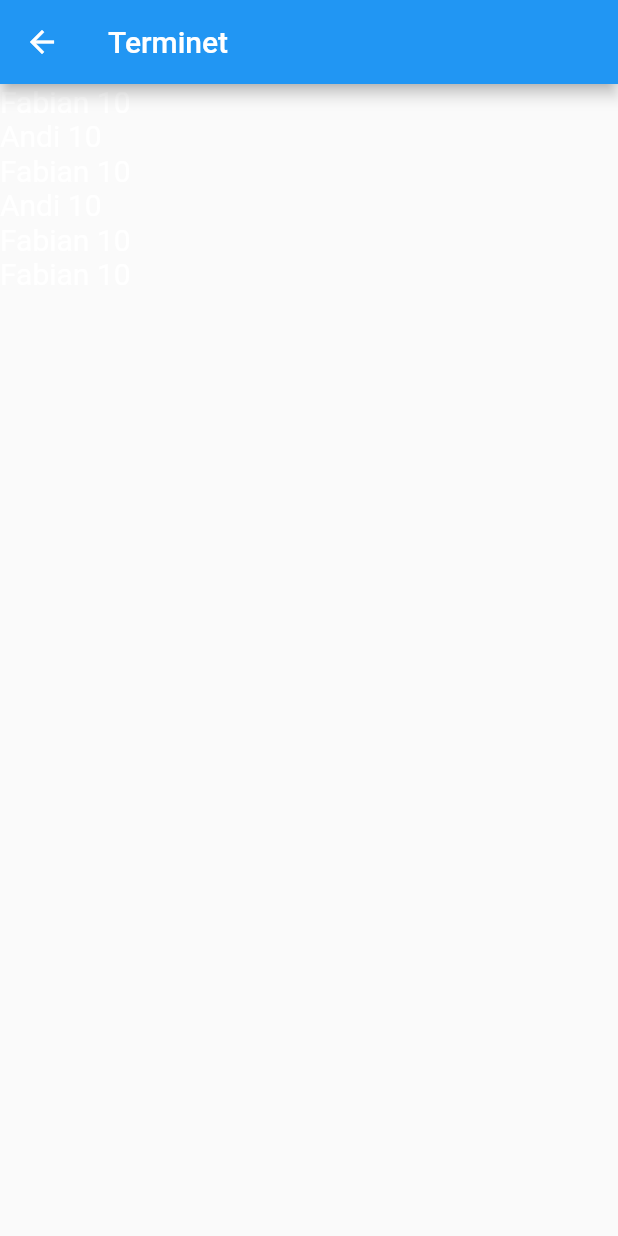
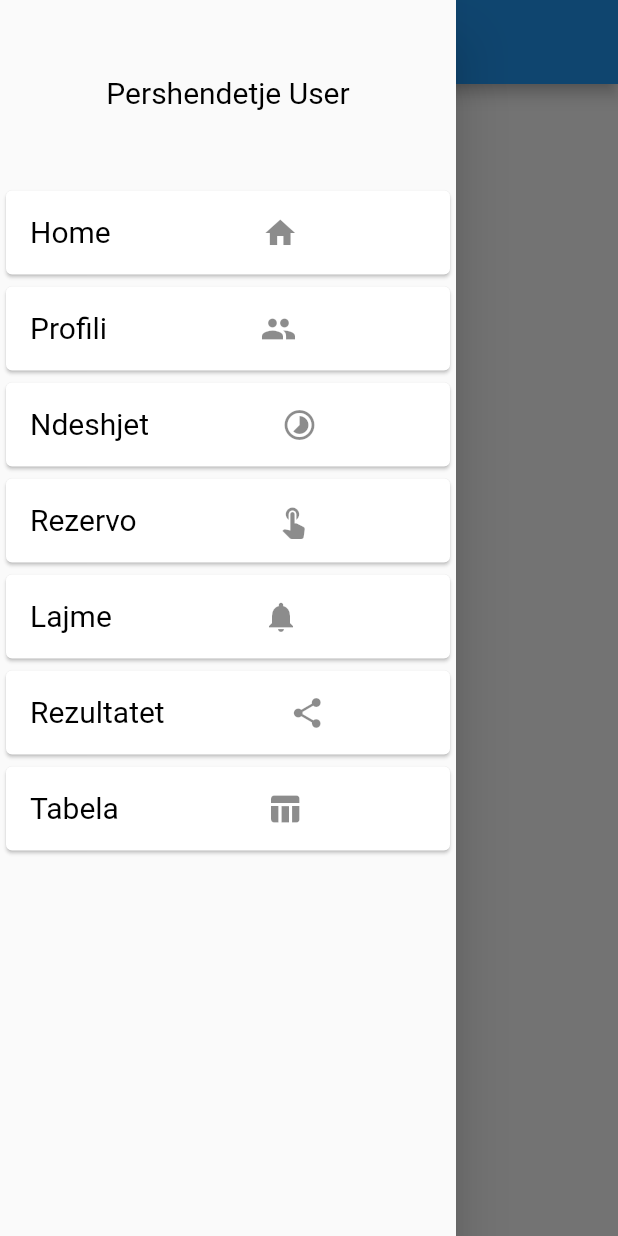
Before and after one commit to fabianberisha/qendra_sportive_shllaku, a Flutter app: the TerminetScreen screen opened by its route, with the side drawer open (before the commit the screen has no drawer), on a phone screen of 412 x 824 dp. Run offline on Flutter 3.47's test engine with Material 2 defaults, Android fonts, the phone set to English and light mode, and no system bars.

Commit message:
Categories, provider and drawer added!

```diff
--- a/lib/data/termin_data.dart
+++ /dev/null
@@ -1,68 +0,0 @@
-import '../models/termin.dart';
-import '../models/categories.dart';
-
-const TERMINET = const [
-  Termin(
-    nameOfThePerson: 'Fabian',
-    hour: 10,
-    date: 11.11,
-  ),
-  Termin(
-    nameOfThePerson: 'Andi',
-    hour: 10,
-    date: 11.11,
-  ),
-  Termin(
-    nameOfThePerson: 'Fabian',
-    hour: 10,
-    date: 11.11,
-  ),
-  Termin(
-    nameOfThePerson: 'Andi',
-    hour: 10,
-    date: 11.11,
-  ),
-  Termin(
-    nameOfThePerson: 'Fabian',
-    hour: 10,
-    date: 11.11,
-  ),
-  Termin(
-    nameOfThePerson: 'Fabian',
-    hour: 10,
-    date: 11.11,
-  ),
-];
-
-const categories = const [
-  Category(
-    id: 'c1',
-    name: 'Profili',
-    route: '/profili_screen'
-  ),
-  Category(
-    id: 'c2',
-    name: 'Terminet',
-    route: '/terminet_screen'
-  ),
-  Category(
-    id: 'c3',
-    name: 'Rezervo',
-    route: '/rezervo_screen'
-  ),
-  Category(
-    id: 'c4',
-    name: 'Lajme',
-    route: '/lajme_screen'
-  ),
-  Category(
-    id: 'c5',
-    name: 'Rezultatet',
-    route: '/rezultatet_screen'
-  ),
-  Category(
-    id: 'c6',
-    name: 'Tabela',
-    route: '/tabela_screen'
-  ),
-];
--- /dev/null
+++ b/lib/providers/categories.dart
@@ -0,0 +1,61 @@
+import 'package:flutter/foundation.dart';
+import 'package:flutter/material.dart';
+
+class Category {
+  final String id;
+  final String name;
+  final String route;
+  final IconData icon;
+
+  Category({
+    @required this.id,
+    @required this.name,
+    @required this.route,
+    @required this.icon,
+  });
+}
+
+final categories = [
+  Category(
+    id: 'c0',
+    name: 'Home',
+    route: '/',
+    icon: Icons.home,
+  ),
+  Category(
+    id: 'c1',
+    name: 'Profili',
+    route: '/profili_screen',
+    icon: Icons.people,
+  ),
+  Category(
+    id: 'c2',
+    name: 'Ndeshjet',
+    route: '/ndeshjet_screen',
+    icon: Icons.timelapse,
+  ),
+  Category(
+    id: 'c3',
+    name: 'Rezervo',
+    route: '/rezervo_screen',
+    icon: Icons.touch_app,
+  ),
+  Category(
+    id: 'c4',
+    name: 'Lajme',
+    route: '/lajme_screen',
+    icon: Icons.notifications,
+  ),
+  Category(
+    id: 'c5',
+    name: 'Rezultatet',
+    route: '/rezultatet_screen',
+    icon: Icons.share,
+  ),
+  Category(
+    id: 'c6',
+    name: 'Tabela',
+    route: '/tabela_screen',
+    icon: Icons.table_chart,
+  ),
+];
--- /dev/null
+++ b/lib/providers/ndeshjet.dart
@@ -0,0 +1,63 @@
+import 'package:flutter/foundation.dart';
+import 'package:flutter/material.dart';
+
+enum Perfundon { Humbje, Barazim, Fitore }
+
+class Ndeshja {
+  final int id;
+  final String user;
+  final TimeOfDay hour;
+  final DateTime date;
+  Perfundon perfundon;
+  String rezultati;
+
+  Ndeshja({
+    @required this.user,
+    @required this.hour,
+    @required this.date,
+    @required this.id,
+    this.perfundon = Perfundon.Humbje,
+    this.rezultati,
+  });
+}
+
+class NdeshjetItem with ChangeNotifier {
+  final ndeshjet = [
+    Ndeshja(
+      id: 1,
+      user: 'Fabian',
+      hour: TimeOfDay.now(),
+      date: DateTime.now(),
+    ),
+    Ndeshja(
+      id: 2,
+      user: 'Andi',
+      hour: TimeOfDay.now(),
+      date: DateTime.now(),
+    ),
+    Ndeshja(
+      id: 3,
+      user: 'Fabian',
+      hour: TimeOfDay.now(),
+      date: DateTime.now(),
+    ),
+    Ndeshja(
+      id: 4,
+      user: 'Andi',
+      hour: TimeOfDay.now(),
+      date: DateTime.now(),
+    ),
+    Ndeshja(
+      id: 5,
+      user: 'Fabian',
+      hour: TimeOfDay.now(),
+      date: DateTime.now(),
+    ),
+    Ndeshja(
+      id: 6,
+      user: 'Fabian',
+      hour: TimeOfDay.now(),
+      date: DateTime.now(),
+    ),
+  ];
+}
--- /dev/null
+++ b/lib/screen/home_screen.dart
@@ -0,0 +1,22 @@
+import 'package:flutter/material.dart';
+import 'package:provider/provider.dart';
+import '../providers/ndeshjet.dart';
+import '../widgets/app_drawer.dart';
+
+class HomeScreen extends StatelessWidget {
+  @override
+  Widget build(BuildContext context) {
+    final ndeshjet = Provider.of<NdeshjetItem>(context);
+    return Scaffold(
+      appBar: AppBar(
+        title: Text('Q.S.Shllaku'),
+      ),
+      drawer: AppDrawer(),
+      body: Column(
+        children: ndeshjet.ndeshjet.map((ndeshja){
+          return Text(ndeshja.user);
+        }).toList(),
+      ),
+    );
+  }
+}
--- a/lib/screen/profili_screen.dart
+++ b/lib/screen/profili_screen.dart
@@ -1,4 +1,5 @@
 import 'package:flutter/material.dart';
+import '../widgets/app_drawer.dart';
 
 class ProfiliScreen extends StatelessWidget {
   static const routeName = '/profili_screen';
@@ -6,6 +7,7 @@ class ProfiliScreen extends StatelessWidget {
   Widget build(BuildContext context) {
     return Scaffold(
       appBar: AppBar(title: Text('Profili')),
+      drawer: AppDrawer(),
       body: Text('prf'),
     );
   }
--- a/lib/screen/rezervo_screen.dart
+++ b/lib/screen/rezervo_screen.dart
@@ -1,4 +1,5 @@
 import 'package:flutter/material.dart';
+import '../widgets/app_drawer.dart';
 
 class RezervoScreen extends StatelessWidget {
   static const routeName = '/rezervo_screen';
@@ -6,7 +7,8 @@ class RezervoScreen extends StatelessWidget {
   Widget build(BuildContext context) {
     return Scaffold(
       appBar: AppBar(title: Text('Rezervo')),
-      body: Text('rz'),
+      drawer: AppDrawer(),
+      body: Container(width: 200 ,child: Text('rz')),
     );
   }
 }
--- a/lib/screen/rezultatet_screen.dart
+++ b/lib/screen/rezultatet_screen.dart
@@ -1,4 +1,5 @@
 import 'package:flutter/material.dart';
+import '../widgets/app_drawer.dart';
 
 class RezultatetScreen extends StatelessWidget {
   static const routeName = '/rezultatet_screen';
@@ -6,6 +7,7 @@ class RezultatetScreen extends StatelessWidget {
   Widget build(BuildContext context) {
     return Scaffold(
       appBar: AppBar(title: Text('Rezultatet')),
+      drawer: AppDrawer(),
       body: Text('TScreen'),
     );
   }
--- a/lib/screen/terminet_screen.dart
+++ b/lib/screen/terminet_screen.dart
@@ -1,28 +1,20 @@
 import 'package:flutter/material.dart';
-import '../data/termin_data.dart';
+import '../widgets/app_drawer.dart';
 
 class TerminetScreen extends StatelessWidget {
-  static const routeName = '/terminet_screen';
+  static const routeName = '/ndeshjet_screen';
   static const user = 'Fabian';
+
 
   @override
   Widget build(BuildContext context) {
     return Scaffold(
-      appBar: AppBar(title: Text('Terminet')),
+      appBar: AppBar(title: Text('Ndeshjet')),
+      drawer: AppDrawer(),
       body: Container(
         height: 200,
         child: Column(
-          children: TERMINET.map((termin) {
-            return Row(
-              children: <Widget>[
-                Text(termin.nameOfThePerson),
-                SizedBox(
-                  width: 5,
-                ),
-                Text(termin.hour.toString()),
-              ],
-            );
-          }).toList(),
+
         ),
       ),
     );
--- /dev/null
+++ b/lib/widgets/app_category.dart
@@ -0,0 +1,26 @@
+import 'package:flutter/material.dart';
+import '../providers/categories.dart';
+
+class AppCategory extends StatelessWidget {
+  @override
+  Widget build(BuildContext context) {
+    return Column(
+      children: categories.map((cat) {
+        return Container(
+          child: GestureDetector(
+            onTap: () {
+              Navigator.of(context).pushReplacementNamed(cat.route);
+            },
+            child: Card(
+                child: ListTile(
+              leading: Text(cat.name),
+              title: Container(
+                child: Icon(cat.icon),
+              ),
+            )),
+          ),
+        );
+      }).toList(),
+    );
+  }
+}
--- /dev/null
+++ b/lib/widgets/app_drawer.dart
@@ -0,0 +1,12 @@
+import 'package:flutter/material.dart';
+import 'app_category.dart';
+
+class AppDrawer extends StatelessWidget {
+  @override
+  Widget build(BuildContext context) {
+    return Drawer(child: Column(children: <Widget>[
+      Container(margin: EdgeInsets.all(50), child: Text('Pershendetje User'),),
+      AppCategory(),
+    ],));
+  }
+}
--- a/pubspec.yaml
+++ b/pubspec.yaml
@@ -19,6 +19,7 @@ environment:
 dependencies:
   flutter:
     sdk: flutter
+  provider:
 
   # The following adds the Cupertino Icons font to your application.
   # Use with the CupertinoIcons class for iOS style icons.
```
Also changed, not shown: lib/main.dart (+11 -16 lines), lib/models/categories.dart (deleted, +0 -14 lines), lib/models/termin.dart (deleted, +0 -13 lines), lib/screen/grid_screen.dart (deleted, +0 -20 lines), lib/screen/lajme_screen.dart (+8 -1 lines), lib/screen/tabela_screen.dart (+6 -2 lines), lib/widgets/grid_item_widget.dart (deleted, +0 -40 lines), pubspec.lock.
